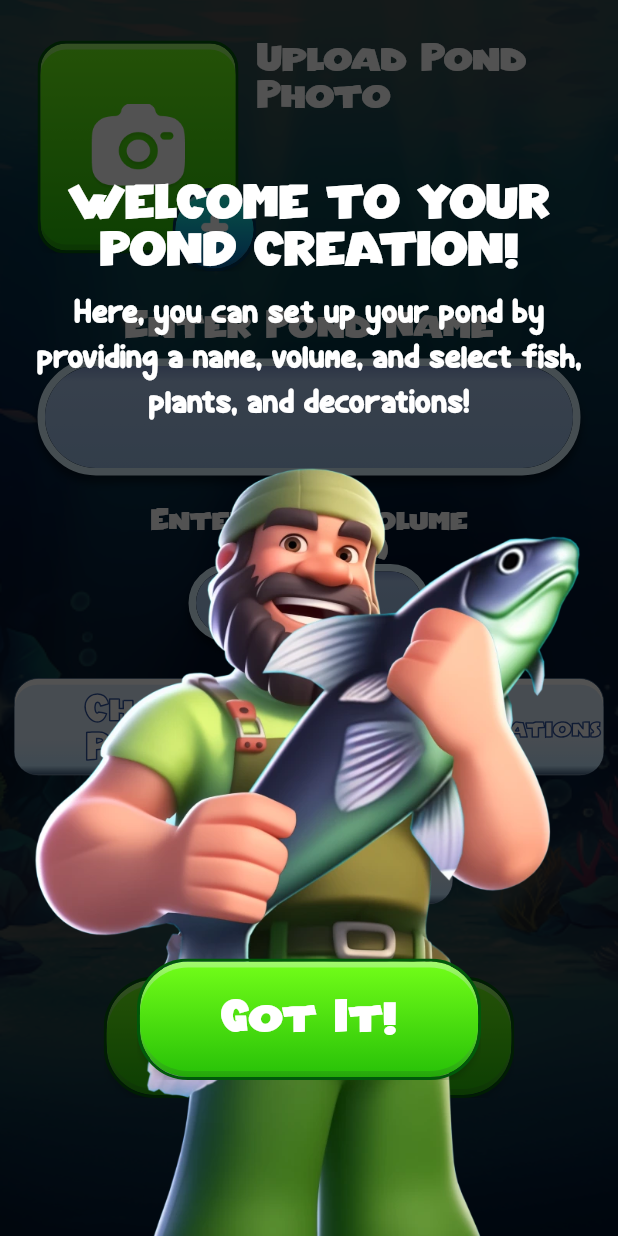
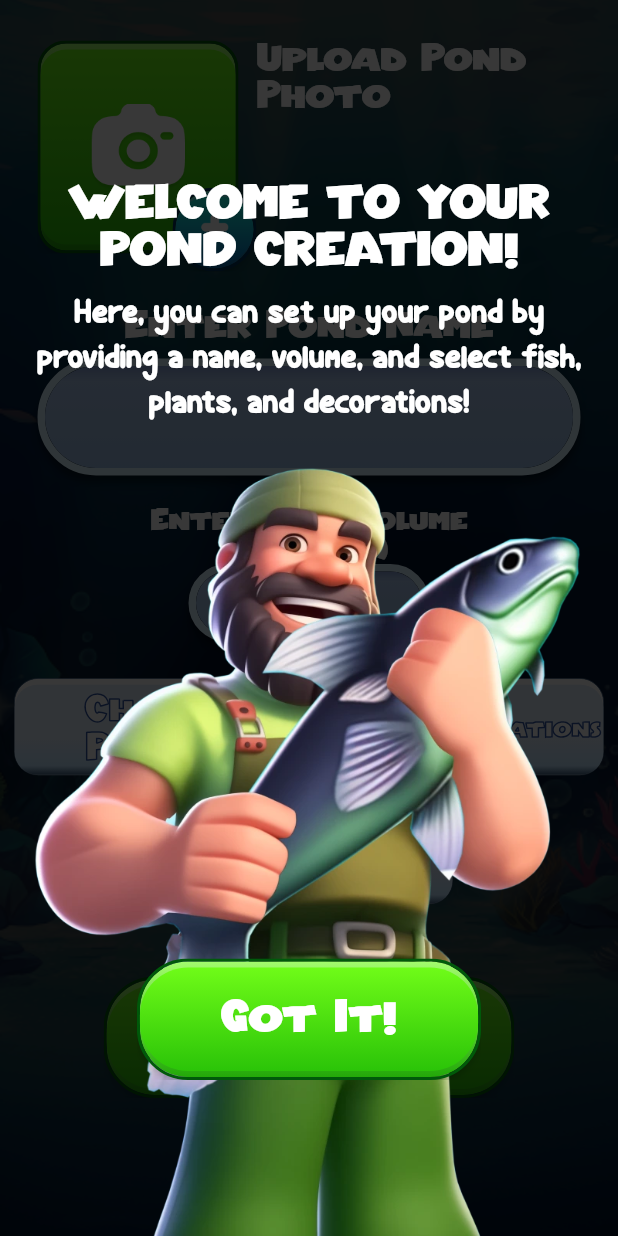
Before and after one commit to jaanaling/pond, a Flutter app: the AddPondScreen screen opened by its route, on a phone screen of 412 x 824 dp. Run offline on Flutter 3.47's test engine with Material 3 defaults, Android fonts, the phone set to English and light mode, and no system bars; our stand-ins replace bloc, equatable, flutter_bloc, flutter_spinkit, gap, get_it and 3 more; missing offline and left inert: advertising_id; accounts and stored records are empty.

Commit message:
release version

```diff
--- a/lib/routes/go_router_config.dart
+++ b/lib/routes/go_router_config.dart
@@ -79,7 +79,6 @@ GoRouter buildGoRouter = GoRouter(
                       builder: (context, state) {
                         return AddPondScreen(
                           pond: state.extra! as Pond?,
-                          key: UniqueKey(),
                         );
                       },
                       routes: [
--- a/lib/src/feature/pond/presentation/add_pond_screen.dart
+++ b/lib/src/feature/pond/presentation/add_pond_screen.dart
@@ -293,6 +293,7 @@ class _AddPondScreenState extends State<AddPondScreen> {
                 ),
                 if (isLowPond) const Gap(24),
                 if (isLowPond)
+                  if (checkElementCountsBySize() != null)
                     Padding(
                       padding: const EdgeInsets.symmetric(horizontal: 16),
                       child: Row(
@@ -389,7 +390,10 @@ class _AddPondScreenState extends State<AddPondScreen> {
                         });
                       }
 
-                      if (isTextError || isValueError || isFishError || isLowPond) {
+                      if (isTextError ||
+                          isValueError ||
+                          isFishError ||
+                          isLowPond) {
                         return;
                       }
 
@@ -480,18 +484,20 @@ class _AddPondScreenState extends State<AddPondScreen> {
         ),
         if (widget.pond != null ? !isEditScreenLoaded : !isCreateScreenLoaded)
           Stack(alignment: Alignment.topCenter, children: [
-            Positioned.fill(
-              child: Container(
-                color: Colors.black.withOpacity(0.6799999833106995),
-              ),
+            Container(
+              color: Colors.black.withOpacity(0.7799999833106995),
+              width: double.infinity,
+              height: MediaQuery.of(context).size.height,
             ),
             SafeArea(
               child: Padding(
                 padding: const EdgeInsets.symmetric(horizontal: 22),
                 child: Column(
                   children: [
-                    Gap(MediaQuery.of(context).size.height * 0.147 -
-                        MediaQuery.of(context).padding.top),
+                    Gap(
+                      MediaQuery.of(context).size.height * 0.147 -
+                          MediaQuery.of(context).padding.top,
+                    ),
                     Text(
                       widget.pond == null
                           ? 'WELCOME TO YOUR POND CREATION!'
--- a/pubspec.yaml
+++ b/pubspec.yaml
@@ -1,7 +1,7 @@
 name: pond_care
 description: "A new Flutter project."
 publish_to: 'none'
-version: 0.1.0
+version: 1.0.0
 
 environment:
   sdk: '>=3.4.0 <4.0.0'
```
Also changed, not shown: lib/src/feature/pond/presentation/details_screen.dart (+4 -4 lines), lib/src/feature/pond/presentation/task_screen.dart (+4 -4 lines), pubspec.lock, 1 other file. Lines whose indentation alone changed are shown as unchanged.
